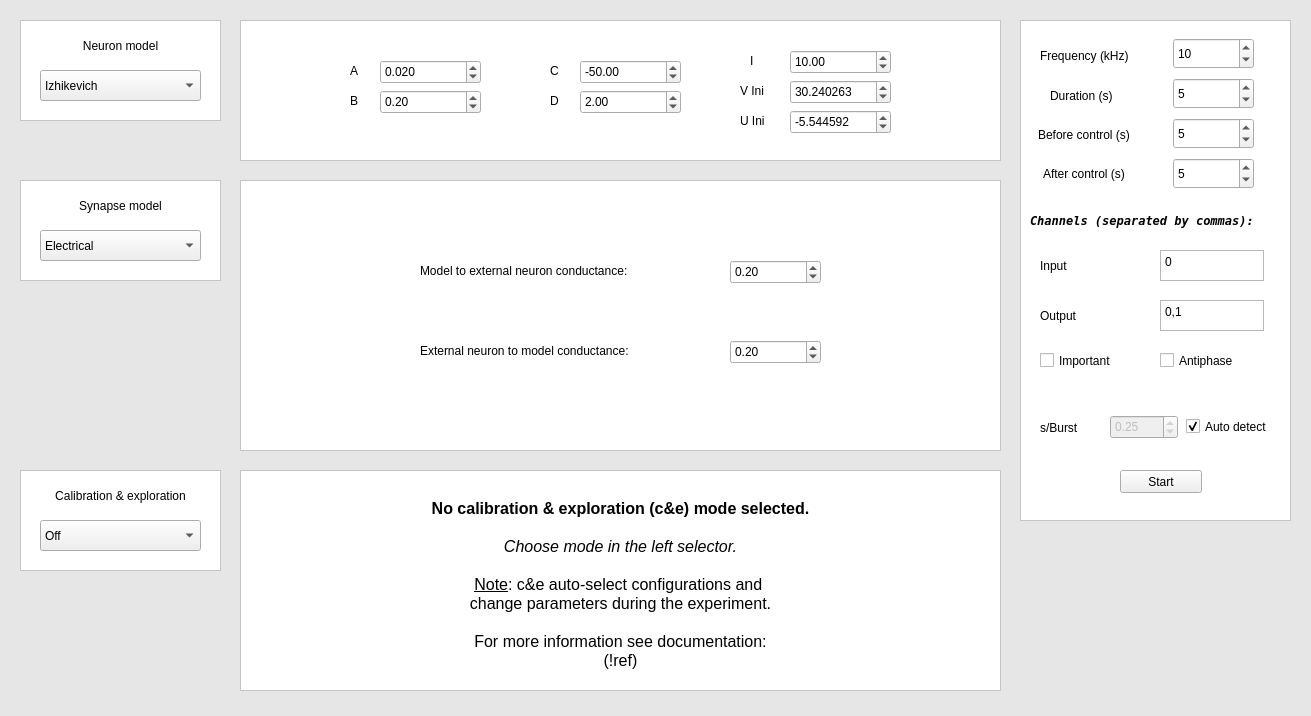
Qt form gui/rtbiomanager.ui (GNB-UAM/RTHybrid) before a commit.
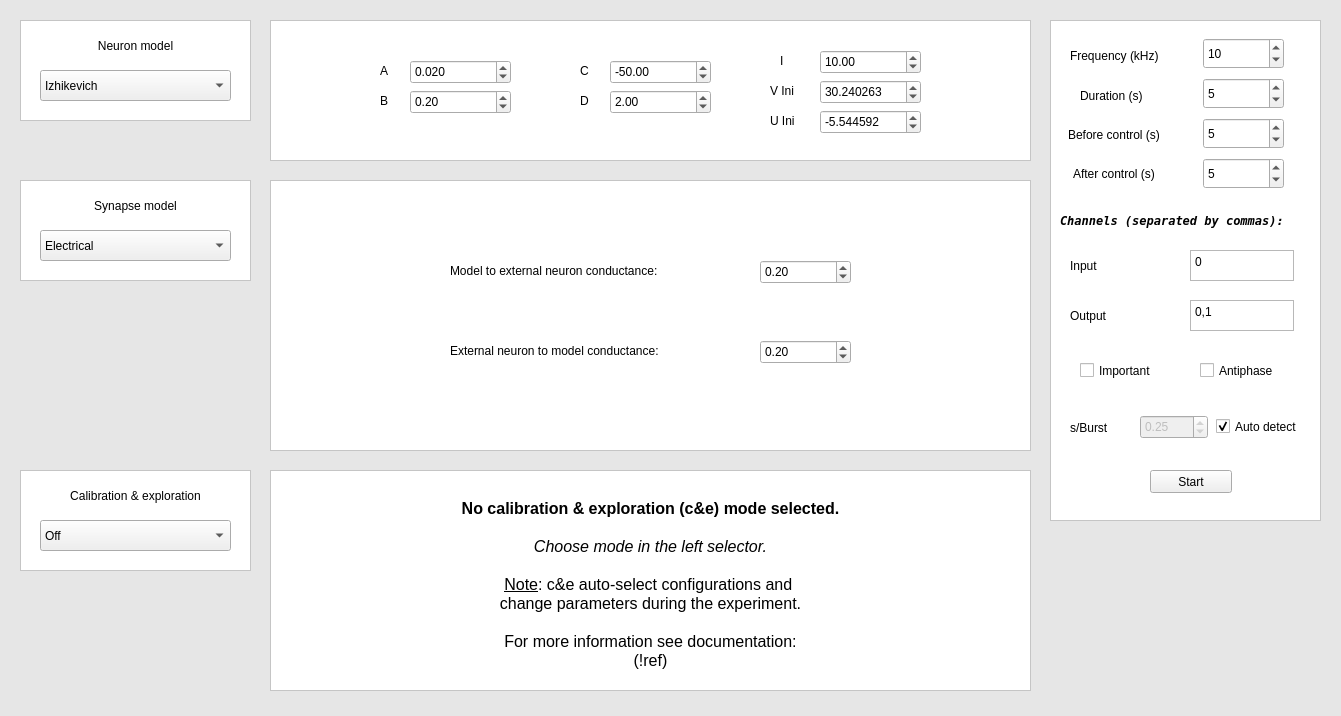
The same form after that commit.

Commit message: Non-resizeable

What changed in the file:
```diff
--- a/gui/rtbiomanager.ui
+++ b/gui/rtbiomanager.ui
@@ -6,7 +6,7 @@
    <rect>
     <x>0</x>
     <y>0</y>
-    <width>1311</width>
+    <width>1341</width>
     <height>716</height>
    </rect>
   </property>
@@ -30,13 +30,16 @@
 </string>
   </property>
   <widget class="QWidget" name="centralWidget">
+   <property name="layoutDirection">
+    <enum>Qt::LeftToRight</enum>
+   </property>
    <property name="styleSheet">
     <string notr="true"/>
    </property>
    <widget class="QPushButton" name="simulate">
     <property name="geometry">
      <rect>
-      <x>1120</x>
+      <x>1150</x>
       <y>470</y>
       <width>82</width>
       <height>23</height>
@@ -49,7 +52,7 @@
    <widget class="QFrame" name="frameSynapse">
     <property name="geometry">
      <rect>
-      <x>240</x>
+      <x>270</x>
       <y>180</y>
       <width>761</width>
       <height>271</height>
@@ -396,7 +399,7 @@
    <widget class="QLabel" name="label">
     <property name="geometry">
      <rect>
-      <x>1040</x>
+      <x>1070</x>
       <y>40</y>
       <width>111</width>
       <height>31</height>
@@ -409,7 +412,7 @@
    <widget class="QLabel" name="label_2">
     <property name="geometry">
      <rect>
-      <x>1050</x>
+      <x>1080</x>
       <y>85</y>
       <width>81</width>
       <height>21</height>
@@ -422,8 +425,8 @@
    <widget class="QCheckBox" name="checkImp">
     <property name="geometry">
      <rect>
-      <x>1040</x>
-      <y>350</y>
+      <x>1080</x>
+      <y>360</y>
       <width>88</width>
       <height>21</height>
      </rect>
@@ -435,8 +438,8 @@
    <widget class="QCheckBox" name="checkAnti">
     <property name="geometry">
      <rect>
-      <x>1160</x>
-      <y>350</y>
+      <x>1200</x>
+      <y>360</y>
       <width>88</width>
       <height>21</height>
      </rect>
@@ -448,7 +451,7 @@
    <widget class="QLabel" name="label_3">
     <property name="geometry">
      <rect>
-      <x>1030</x>
+      <x>1060</x>
       <y>210</y>
       <width>261</width>
       <height>20</height>
@@ -469,7 +472,7 @@
    <widget class="QLabel" name="label_4">
     <property name="geometry">
      <rect>
-      <x>1040</x>
+      <x>1070</x>
       <y>250</y>
       <width>61</width>
       <height>31</height>
@@ -482,7 +485,7 @@
    <widget class="QLabel" name="label_5">
     <property name="geometry">
      <rect>
-      <x>1040</x>
+      <x>1070</x>
       <y>300</y>
       <width>61</width>
       <height>31</height>
@@ -495,7 +498,7 @@
    <widget class="QPlainTextEdit" name="textChannelInput">
     <property name="geometry">
      <rect>
-      <x>1160</x>
+      <x>1190</x>
       <y>250</y>
       <width>104</width>
       <height>31</height>
@@ -508,7 +511,7 @@
    <widget class="QPlainTextEdit" name="textChannelOutput">
     <property name="geometry">
      <rect>
-      <x>1160</x>
+      <x>1190</x>
       <y>300</y>
       <width>104</width>
       <height>31</height>
@@ -523,7 +526,7 @@
      <rect>
       <x>30</x>
       <y>30</y>
-      <width>181</width>
+      <width>211</width>
       <height>31</height>
      </rect>
     </property>
@@ -539,7 +542,7 @@
      <rect>
       <x>40</x>
       <y>70</y>
-      <width>161</width>
+      <width>191</width>
       <height>31</height>
      </rect>
     </property>
@@ -564,7 +567,7 @@
      <rect>
       <x>30</x>
       <y>190</y>
-      <width>181</width>
+      <width>211</width>
       <height>31</height>
      </rect>
     </property>
@@ -580,7 +583,7 @@
      <rect>
       <x>40</x>
       <y>230</y>
-      <width>161</width>
+      <width>191</width>
       <height>31</height>
      </rect>
     </property>
@@ -598,7 +601,7 @@
    <widget class="QFrame" name="frameNeuron">
     <property name="geometry">
      <rect>
-      <x>240</x>
+      <x>270</x>
       <y>20</y>
       <width>761</width>
       <height>141</height>
@@ -1258,7 +1261,7 @@
      <rect>
       <x>30</x>
       <y>480</y>
-      <width>181</width>
+      <width>211</width>
       <height>31</height>
      </rect>
     </property>
@@ -1277,7 +1280,7 @@
      <rect>
       <x>40</x>
       <y>520</y>
-      <width>161</width>
+      <width>191</width>
       <height>31</height>
      </rect>
     </property>
@@ -1300,7 +1303,7 @@
    <widget class="QFrame" name="frameAutocal">
     <property name="geometry">
      <rect>
-      <x>240</x>
+      <x>270</x>
       <y>470</y>
       <width>761</width>
       <height>221</height>
@@ -1665,7 +1668,7 @@
    <widget class="QLabel" name="label_35">
     <property name="geometry">
      <rect>
-      <x>1038</x>
+      <x>1068</x>
       <y>119</y>
       <width>121</width>
       <height>31</height>
@@ -1678,7 +1681,7 @@
    <widget class="QLabel" name="label_36">
     <property name="geometry">
      <rect>
-      <x>1043</x>
+      <x>1073</x>
       <y>158</y>
       <width>111</width>
       <height>31</height>
@@ -1691,7 +1694,7 @@
    <widget class="QSpinBox" name="intFreq">
     <property name="geometry">
      <rect>
-      <x>1173</x>
+      <x>1203</x>
       <y>38</y>
       <width>81</width>
       <height>31</height>
@@ -1707,7 +1710,7 @@
    <widget class="QSpinBox" name="intTime">
     <property name="geometry">
      <rect>
-      <x>1173</x>
+      <x>1203</x>
       <y>78</y>
       <width>81</width>
       <height>31</height>
@@ -1723,7 +1726,7 @@
    <widget class="QSpinBox" name="intTimeBefore">
     <property name="geometry">
      <rect>
-      <x>1173</x>
+      <x>1203</x>
       <y>118</y>
       <width>81</width>
       <height>31</height>
@@ -1739,7 +1742,7 @@
    <widget class="QSpinBox" name="intTimeAfter">
     <property name="geometry">
      <rect>
-      <x>1173</x>
+      <x>1203</x>
       <y>158</y>
       <width>81</width>
       <height>31</height>
@@ -1755,7 +1758,7 @@
    <widget class="QLabel" name="label_37">
     <property name="geometry">
      <rect>
-      <x>1040</x>
+      <x>1070</x>
       <y>420</y>
       <width>61</width>
       <height>15</height>
@@ -1768,7 +1771,7 @@
    <widget class="QCheckBox" name="autoDetect">
     <property name="geometry">
      <rect>
-      <x>1186</x>
+      <x>1216</x>
       <y>416</y>
       <width>101</width>
       <height>21</height>
@@ -1787,7 +1790,7 @@
     </property>
     <property name="geometry">
      <rect>
-      <x>1110</x>
+      <x>1140</x>
       <y>415</y>
       <width>68</width>
       <height>24</height>
@@ -1805,7 +1808,7 @@
      <rect>
       <x>20</x>
       <y>20</y>
-      <width>201</width>
+      <width>231</width>
       <height>101</height>
      </rect>
     </property>
@@ -1821,7 +1824,7 @@
      <rect>
       <x>20</x>
       <y>180</y>
-      <width>201</width>
+      <width>231</width>
       <height>101</height>
      </rect>
     </property>
@@ -1837,7 +1840,7 @@
      <rect>
       <x>20</x>
       <y>470</y>
-      <width>201</width>
+      <width>231</width>
       <height>101</height>
      </rect>
     </property>
@@ -1851,7 +1854,7 @@
    <widget class="QFrame" name="frameAux4">
     <property name="geometry">
      <rect>
-      <x>1020</x>
+      <x>1050</x>
       <y>20</y>
       <width>271</width>
       <height>501</height>
```
The commit also changes 2 other files.
